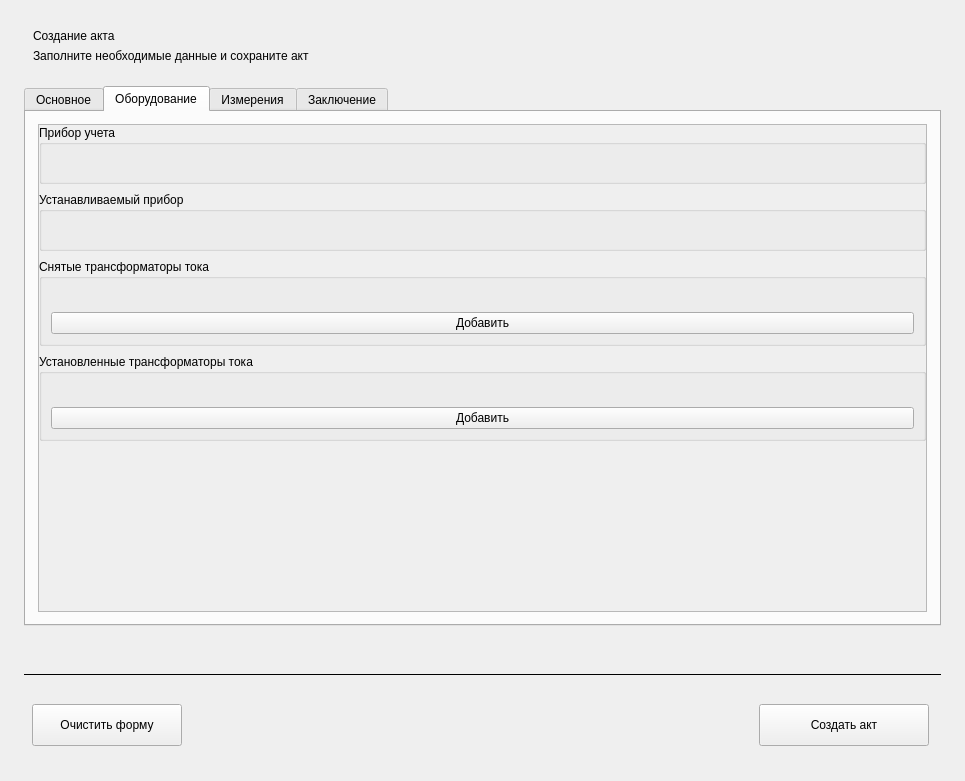
The window that ui/createactwidget.ui (nikola240698/MeteringActs) describes before a commit, drawn with Qt 5.
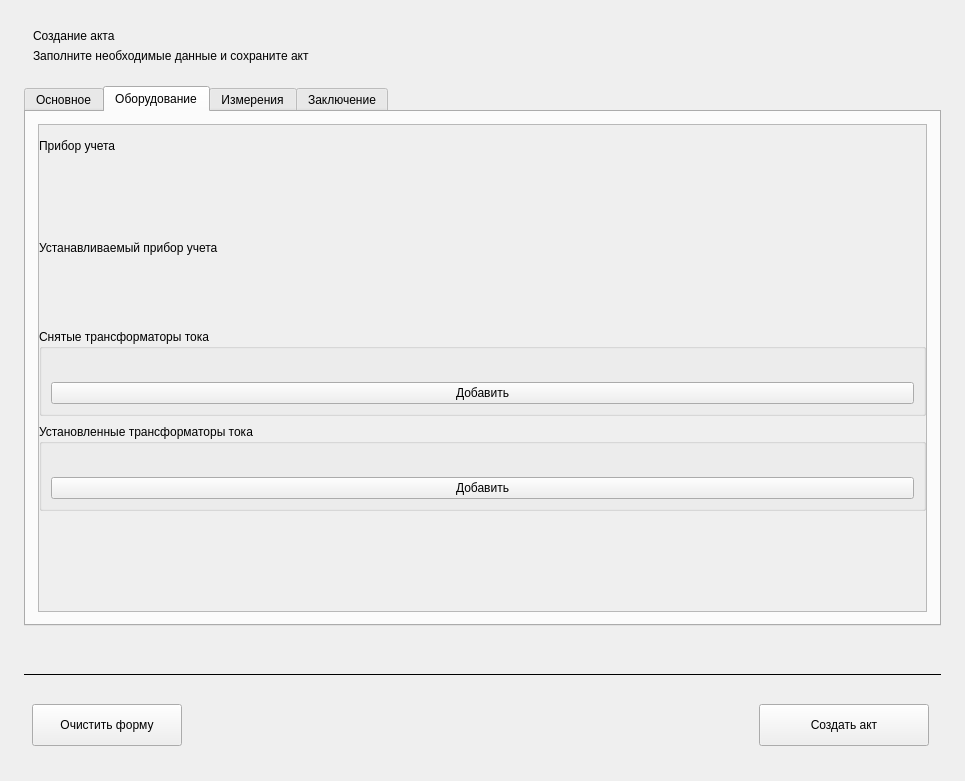
The same window after the commit. The open tabs and pages were chosen to show the change.

```diff
--- a/ui/createactwidget.ui
+++ b/ui/createactwidget.ui
@@ -797,8 +797,8 @@
            <rect>
             <x>0</x>
             <y>0</y>
-            <width>229</width>
-            <height>320</height>
+            <width>883</width>
+            <height>482</height>
            </rect>
           </property>
           <layout class="QVBoxLayout" name="verticalLayout_16">
@@ -818,34 +818,180 @@
             <number>0</number>
            </property>
            <item>
-            <widget class="QGroupBox" name="primaryMeterGroupBox">
-             <property name="sizePolicy">
-              <sizepolicy hsizetype="Minimum" vsizetype="Preferred">
-               <horstretch>0</horstretch>
-               <verstretch>0</verstretch>
-              </sizepolicy>
+            <widget class="QFrame" name="primaryMeterCard">
+             <property name="minimumSize">
+              <size>
+               <width>0</width>
+               <height>0</height>
+              </size>
              </property>
-             <property name="title">
-              <string>Прибор учета</string>
+             <property name="frameShape">
+              <enum>QFrame::Shape::NoFrame</enum>
              </property>
-             <layout class="QVBoxLayout" name="verticalLayout_6">
+             <property name="frameShadow">
+              <enum>QFrame::Shadow::Raised</enum>
+             </property>
+             <property name="card" stdset="0">
+              <bool>true</bool>
+             </property>
+             <layout class="QVBoxLayout" name="primaryMeterCardLayout">
+              <property name="spacing">
+               <number>0</number>
+              </property>
+              <property name="leftMargin">
+               <number>0</number>
+              </property>
+              <property name="topMargin">
+               <number>0</number>
+              </property>
+              <property name="rightMargin">
+               <number>0</number>
+              </property>
+              <property name="bottomMargin">
+               <number>0</number>
+              </property>
               <item>
-               <widget class="QWidget" name="meterContainerWidget" native="true">
-                <layout class="QVBoxLayout" name="verticalLayout_3"/>
+               <widget class="QLabel" name="primaryMeterCardTitle">
+                <property name="minimumSize">
+                 <size>
+                  <width>0</width>
+                  <height>42</height>
+                 </size>
+                </property>
+                <property name="maximumSize">
+                 <size>
+                  <width>16777215</width>
+                  <height>42</height>
+                 </size>
+                </property>
+                <property name="text">
+                 <string>Прибор учета</string>
+                </property>
+                <property name="cardTitle" stdset="0">
+                 <bool>true</bool>
+                </property>
+               </widget>
+              </item>
+              <item>
+               <widget class="QWidget" name="primaryMeterCardBody" native="true">
+                <property name="cardBody" stdset="0">
+                 <bool>true</bool>
+                </property>
+                <layout class="QVBoxLayout" name="primaryMeterCardBodyLayout">
+                 <property name="spacing">
+                  <number>8</number>
+                 </property>
+                 <property name="leftMargin">
+                  <number>20</number>
+                 </property>
+                 <property name="topMargin">
+                  <number>16</number>
+                 </property>
+                 <property name="rightMargin">
+                  <number>20</number>
+                 </property>
+                 <property name="bottomMargin">
+                  <number>18</number>
+                 </property>
+                 <item>
+                  <widget class="QWidget" name="meterContainerWidget" native="true">
+                   <layout class="QVBoxLayout" name="verticalLayout_3"/>
+                  </widget>
+                 </item>
+                </layout>
                </widget>
               </item>
              </layout>
             </widget>
            </item>
            <item>
-            <widget class="QGroupBox" name="secondaryMeterGroupBox">
-             <property name="title">
-              <string>Устанавливаемый прибор</string>
+            <widget class="QFrame" name="secondaryMeterCard">
+             <property name="minimumSize">
+              <size>
+               <width>0</width>
+               <height>0</height>
+              </size>
              </property>
-             <layout class="QVBoxLayout" name="verticalLayout_4">
+             <property name="frameShape">
+              <enum>QFrame::Shape::NoFrame</enum>
+             </property>
+             <property name="frameShadow">
+              <enum>QFrame::Shadow::Raised</enum>
+             </property>
+             <property name="card" stdset="0">
+              <bool>true</bool>
+             </property>
+             <layout class="QVBoxLayout" name="secondaryMeterCardLayout">
+              <property name="spacing">
+               <number>0</number>
+              </property>
+              <property name="leftMargin">
+               <number>0</number>
+              </property>
+              <property name="topMargin">
+               <number>0</number>
+              </property>
+              <property name="rightMargin">
+               <number>0</number>
+              </property>
+              <property name="bottomMargin">
+               <number>0</number>
+              </property>
               <item>
-               <widget class="QWidget" name="secondMeterContainerWidget" native="true">
-                <layout class="QVBoxLayout" name="verticalLayout_5"/>
+               <widget class="QLabel" name="secondaryMeterCardTitle">
+                <property name="minimumSize">
+                 <size>
+                  <width>0</width>
+                  <height>42</height>
+                 </size>
+                </property>
+                <property name="maximumSize">
+                 <size>
+                  <width>16777215</width>
+                  <height>42</height>
+                 </size>
+                </property>
+                <property name="text">
+                 <string>Устанавливаемый прибор учета</string>
+                </property>
+                <property name="cardTitle" stdset="0">
+                 <bool>true</bool>
+                </property>
+               </widget>
+              </item>
+              <item>
+               <widget class="QWidget" name="secondaryMeterCardBody" native="true">
+                <property name="minimumSize">
+                 <size>
+                  <width>0</width>
+                  <height>0</height>
+                 </size>
+                </property>
+                <property name="cardBody" stdset="0">
+                 <bool>true</bool>
+                </property>
+                <layout class="QVBoxLayout" name="secondaryMeterCardBodyLayout">
+                 <property name="spacing">
+                  <number>8</number>
+                 </property>
+                 <property name="leftMargin">
+                  <number>20</number>
+                 </property>
+                 <property name="topMargin">
+                  <number>16</number>
+                 </property>
+                 <property name="rightMargin">
+                  <number>20</number>
+                 </property>
+                 <property name="bottomMargin">
+                  <number>18</number>
+                 </property>
+                 <item>
+                  <widget class="QWidget" name="secondMeterContainerWidget" native="true">
+                   <layout class="QVBoxLayout" name="verticalLayout_5"/>
+                  </widget>
+                 </item>
+                </layout>
                </widget>
               </item>
              </layout>
```
Left out of the diff: 2 changed lines with no effect on the pictures.
